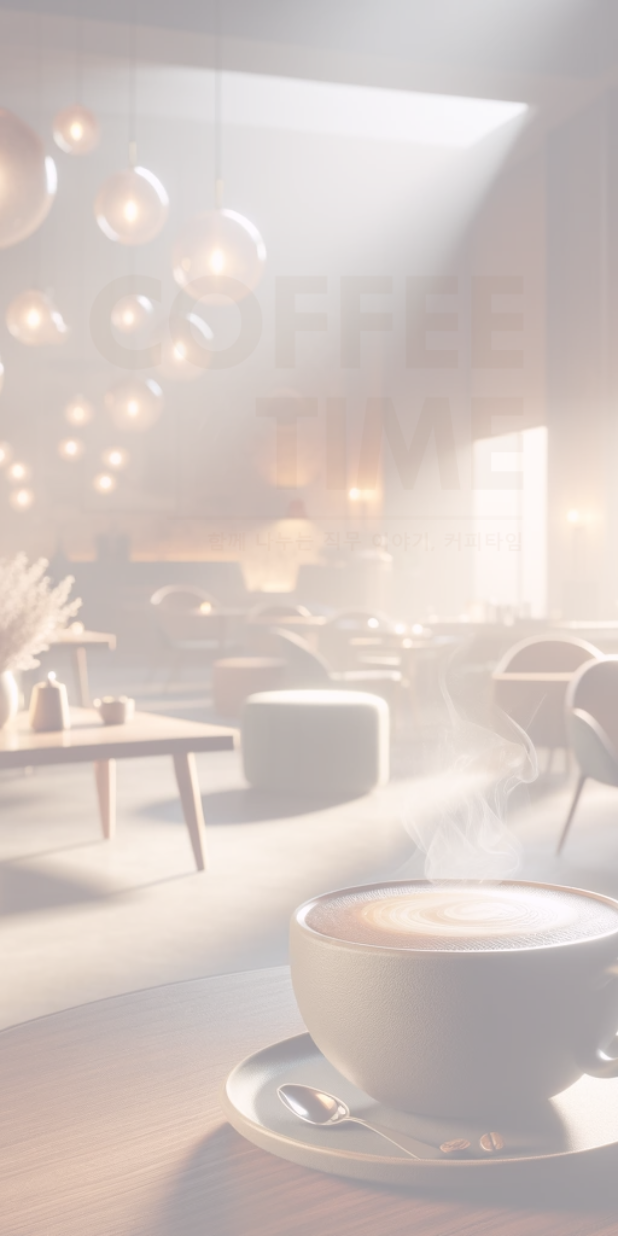
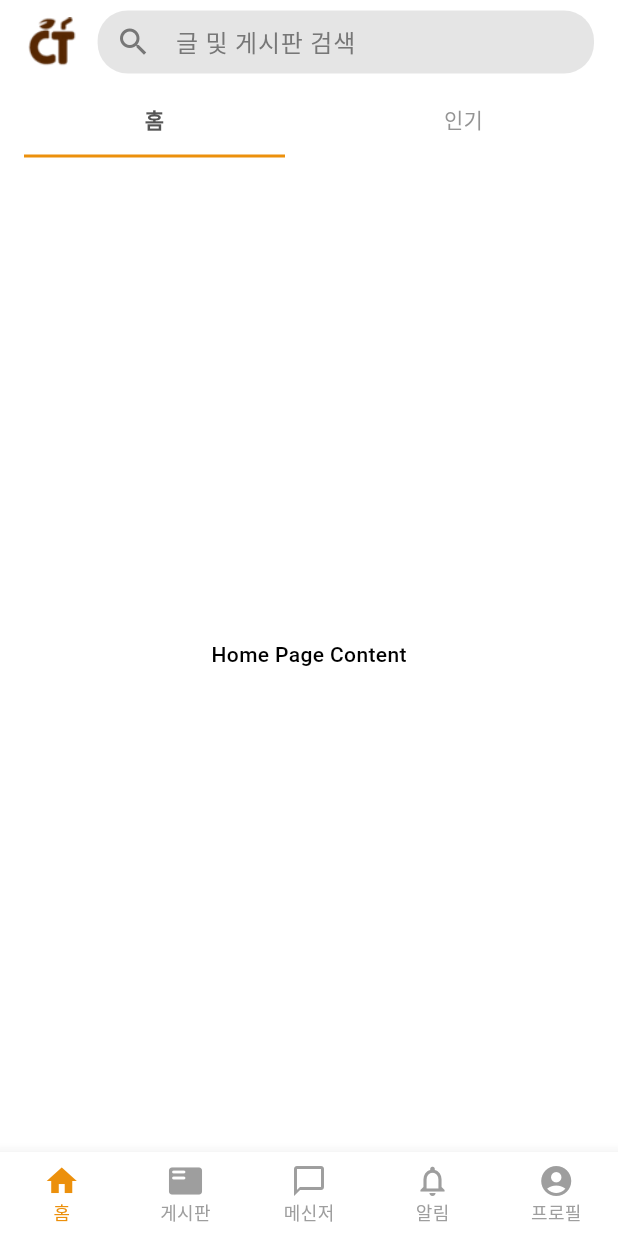
Before and after one commit to the-coffeetime/ct-client, a Flutter app: the first screen one second after launch, on a phone screen of 412 x 824 dp. Run offline on Flutter 3.47's test engine with Material 3 defaults, Android fonts, the light colour scheme and no system bars; our stand-ins replace flutter_native_splash, shared_preferences.

Commit message:
전체 레이아웃 기반 구성

```diff
--- /dev/null
+++ b/lib/constants.dart
@@ -0,0 +1,6 @@
+import 'package:flutter/material.dart';
+
+class AppColors {
+  static const Color primaryColor = Color(0xFF795548); // Coffee Brown
+  static const Color accentColor = Color(0xFFEC900C); // Fresh Orange
+}
--- a/lib/index.dart
+++ b/lib/index.dart
@@ -2,8 +2,11 @@
 /* screens */
 export 'package:flutter_native_splash/flutter_native_splash.dart';
 export 'package:flutter/material.dart';
-export 'package:coffeetime/screens/home_page/home_page.dart';
 export 'package:coffeetime/screens/access_page/access_page.dart';
+export 'package:coffeetime/screens/main_screen.dart';
 
 /* services */
 export 'package:coffeetime/services/auth_service.dart';
+
+/* properties */
+export 'package:coffeetime/constants.dart';
--- a/lib/main.dart
+++ b/lib/main.dart
@@ -14,15 +14,25 @@ class MyApp extends StatelessWidget {
   Widget build(BuildContext context) {
     FlutterNativeSplash.remove();
     return MaterialApp(
+      theme: ThemeData(
+        colorScheme: ColorScheme.fromSwatch(
+          primarySwatch: Colors.brown, // Creates a swatch based on the coffee brown color
+          accentColor: AppColors.accentColor, // Fresh Orange for the accent color
+          backgroundColor: Colors.white, // Explicitly set the background color to white
+        ).copyWith(
+          secondary: AppColors.accentColor, // Fresh Orange used explicitly as the secondary color
+        ),
+      ),
       home: FutureBuilder<bool>(
         future: _authService.isLoggedIn(),
         builder: (context, snapshot) {
           if (snapshot.connectionState == ConnectionState.waiting) {
             return const CircularProgressIndicator(); // Show loading indicator
-          } else if (snapshot.hasData && snapshot.data!) {
-            return const HomeScreen(); // Navigate to home screen if logged in
+          // } else if (snapshot.hasData && snapshot.data!) {
+          //   return const HomePage(); // Navigate to home screen if logged in
           } else {
-            return const AccessPage(); // Show access page if not logged in
+            return const MainScreen(); // Navigate to home screen if logged in
+            // return const AccessPage(); // Show access page if not logged in
           }
         },
       ),
--- /dev/null
+++ b/lib/screens/alert_page/index.dart
@@ -0,0 +1,3 @@
+
+/* screens */
+export 'package:flutter/material.dart';
--- /dev/null
+++ b/lib/screens/board_page/index.dart
@@ -0,0 +1,3 @@
+
+/* screens */
+export 'package:flutter/material.dart';
--- /dev/null
+++ b/lib/screens/chat_page/index.dart
@@ -0,0 +1,3 @@
+
+/* screens */
+export 'package:flutter/material.dart';
--- a/lib/screens/home_page/home_page.dart
+++ b/lib/screens/home_page/home_page.dart
@@ -1,17 +1,89 @@
 import 'index.dart';
 
-class HomeScreen extends StatelessWidget {
-  const HomeScreen({super.key});
+class HomePage extends StatefulWidget {
+  const HomePage({super.key});
 
   @override
+  State<HomePage> createState() => _HomePageState();
+}
+
+class _HomePageState extends State<HomePage> {
+  @override
   Widget build(BuildContext context) {
-    return Scaffold(
-      appBar: AppBar(
-        title: const Text('Home'),
-      ),
-      body: const Center(
-        child: Text('Welcome Home!'),
-      ),
+    return DefaultTabController(
+        length: 2, // The number of tabs
+        child: Scaffold(
+          appBar: AppBar(
+            title: Row(
+              children: <Widget>[
+                Container(
+                  // Use MediaQuery to adjust the image size dynamically
+                  height: MediaQuery.of(context).size.height *
+                      0.04, // Adjust the size as a percentage of the screen height
+                  width: MediaQuery.of(context).size.width *
+                      0.09, // Ensure the image aspect ratio is maintained
+                  alignment: Alignment
+                      .topCenter, // Adjust the width as a percentage of the screen width
+                  child: Image.asset('assets/images/CT-letter-logo3.png',
+                      fit: BoxFit.contain),
+                ),
+                const SizedBox(width: 12),
+                Expanded(
+                  child: Container(
+                    alignment: Alignment.bottomCenter,
+                    height: kToolbarHeight - 14,
+                    decoration: BoxDecoration(
+                      color: Color(0x55B2B2B2),
+                      borderRadius:
+                          BorderRadius.circular(20), // Rounded corners.
+                    ),
+                    child: const TextField(
+                      decoration: InputDecoration(
+                        hintText: '글 및 게시판 검색',
+                        hintStyle: TextStyle(
+                          fontFamily: 'Roboto',
+                          fontWeight: FontWeight.w500,
+                          color: Color(0xDD666666),
+                        ),
+                        border: InputBorder.none,
+                        prefixIcon:
+                            Icon(Icons.search, color: Color(0xDD666666)),
+                        contentPadding: EdgeInsets.only(
+                            top: kToolbarHeight *
+                                0.1), // Adjust padding to vertically center the text.
+                      ),
+                    ),
+                  ),
+                ),
+              ],
+            ),
+            backgroundColor: Colors.white,
+            bottom: TabBar(
+              tabs: const [Tab(text: "홈"), Tab(text: "인기")],
+              indicatorWeight: 3.0, // Thickness of the bottom border
+              indicatorColor:
+                  AppColors.accentColor, // Color of the bottom border
+              indicatorSize: TabBarIndicatorSize.tab, // Ensures the indicator fills the entire tab
+              indicator: UnderlineTabIndicator(
+                borderSide: BorderSide(width: 2.0, color: AppColors.accentColor),
+                insets: EdgeInsets.symmetric(horizontal: 16.0), // Adjust the padding if needed
+              ),
+              labelColor: Color(0xFF555555),
+              unselectedLabelColor: Color(0xDD666666).withOpacity(0.7),
+              labelStyle: const TextStyle(
+                  fontWeight: FontWeight.bold), // Style for selected tab
+              unselectedLabelStyle: const TextStyle(
+                  fontWeight: FontWeight.normal), // Style for unselected tabs
+            ),
+          ),
+          body: const TabBarView(
+            children: [
+              // Replace these with your actual widgets/pages
+              Center(child: Text('Home Page Content')),
+              Center(child: Text('Favorites Content')),
+            ],
+          ),
+        ),
     );
   }
 }
--- a/lib/screens/home_page/index.dart
+++ b/lib/screens/home_page/index.dart
@@ -1,3 +1,6 @@
 
 /* screens */
 export 'package:flutter/material.dart';
+
+/* properties */
+export 'package:coffeetime/constants.dart';
--- /dev/null
+++ b/lib/screens/index.dart
@@ -0,0 +1,8 @@
+
+/* screens */
+export 'package:flutter/material.dart';
+export 'package:coffeetime/screens/home_page/home_page.dart';
+export 'package:coffeetime/screens/board_page/board_page.dart';
+export 'package:coffeetime/screens/chat_page/chat_page.dart';
+export 'package:coffeetime/screens/alert_page/alert_page.dart';
+export 'package:coffeetime/screens/profile_page/profile_page.dart';
--- /dev/null
+++ b/lib/screens/main_screen.dart
@@ -0,0 +1,68 @@
+import 'index.dart';
+
+class MainScreen extends StatefulWidget {
+  const MainScreen({super.key});
+
+  @override
+  State<MainScreen> createState() => _MainScreenState();
+}
+
+class _MainScreenState extends State<MainScreen> {
+  int _selectedIndex = 0;
+
+  final List<Widget> _pages = [
+    const HomePage(),
+    const BoardPage(),
+    const ChatPage(),
+    const AlertPage(),
+    const ProfilePage(),
+  ];
+
+  void _onItemTapped(int index) {
+    setState(() {
+      _selectedIndex = index;
+    });
+  }
+
+  @override
+  Widget build(BuildContext context) {
+    return Scaffold(
+        body: IndexedStack(
+          index: _selectedIndex,
+          children: _pages,
+        ),
+        bottomNavigationBar: BottomNavigationBar(
+          items: const <BottomNavigationBarItem>[
+            BottomNavigationBarItem(
+              icon: Icon(Icons.home),
+              label: '홈',
+            ),
+            BottomNavigationBarItem(
+              icon: Icon(Icons.featured_play_list_rounded),
+              label: '게시판',
+            ),
+            BottomNavigationBarItem(
+              icon: Icon(Icons.messenger_outline_outlined),
+              label: '메신저',
+            ),
+            BottomNavigationBarItem(
+              icon: Icon(Icons.notifications_none),
+              label: '알림',
+            ),
+            BottomNavigationBarItem(
+              icon: Icon(Icons.account_circle),
+              label: '프로필',
+            ),
+          ],
+          currentIndex: _selectedIndex,
+          selectedItemColor: Theme.of(context).colorScheme.secondary,
+          unselectedItemColor: Colors.grey,
+          selectedLabelStyle: const TextStyle(fontSize: 12),
+          unselectedLabelStyle: const TextStyle(fontSize: 12),
+          onTap: _onItemTapped,
+          type: BottomNavigationBarType.fixed,
+          enableFeedback: false,
+        ),
+    );
+  }
+}
--- /dev/null
+++ b/lib/screens/profile_page/index.dart
@@ -0,0 +1,3 @@
+
+/* screens */
+export 'package:flutter/material.dart';
```
Also changed, not shown: lib/screens/alert_page/alert_page.dart (added, +15 -0 lines), lib/screens/board_page/board_page.dart (added, +26 -0 lines), lib/screens/chat_page/chat_page.dart (added, +15 -0 lines), lib/screens/profile_page/profile_page.dart (added, +15 -0 lines), assets/images/CT-letter-logo.png (added), assets/images/CT-letter-logo2.png (added), assets/images/CT-letter-logo3.png (added).
